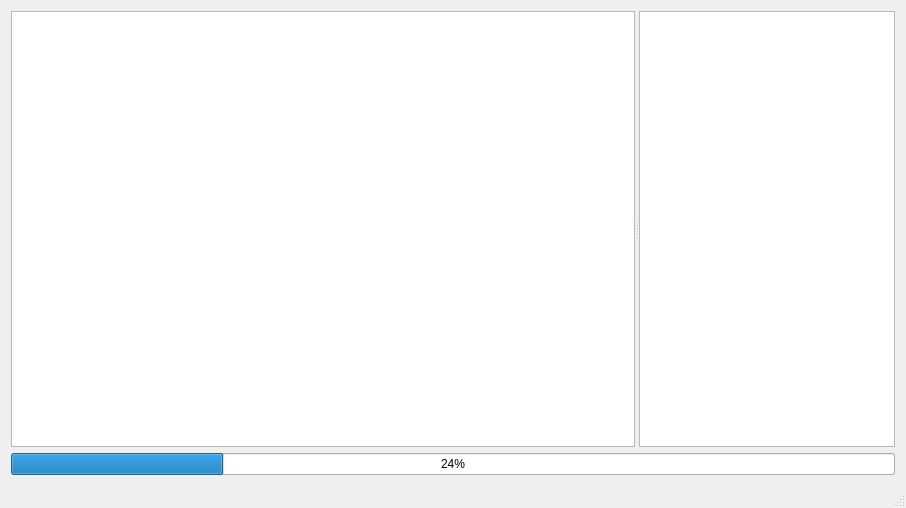
Above: mainwindow.ui from voyagerok/directory-analyzer before the change. Below: the same form after it.
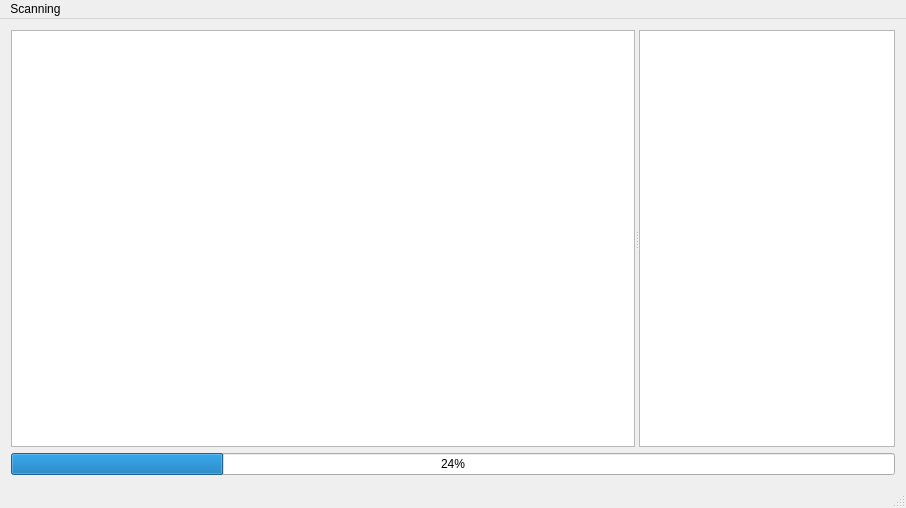
That is the form after the change.

The edit to the form file:
```diff
--- a/mainwindow.ui
+++ b/mainwindow.ui
@@ -49,6 +49,14 @@
      <height>23</height>
     </rect>
    </property>
+   <widget class="QMenu" name="menuScanning">
+    <property name="title">
+     <string>Scanning</string>
+    </property>
+    <addaction name="actionStart"/>
+    <addaction name="actionStop"/>
+   </widget>
+   <addaction name="menuScanning"/>
   </widget>
   <widget class="QStatusBar" name="statusBar"/>
  </widget>
```
Left out of the diff: 30 changed lines with no effect on the pictures.
